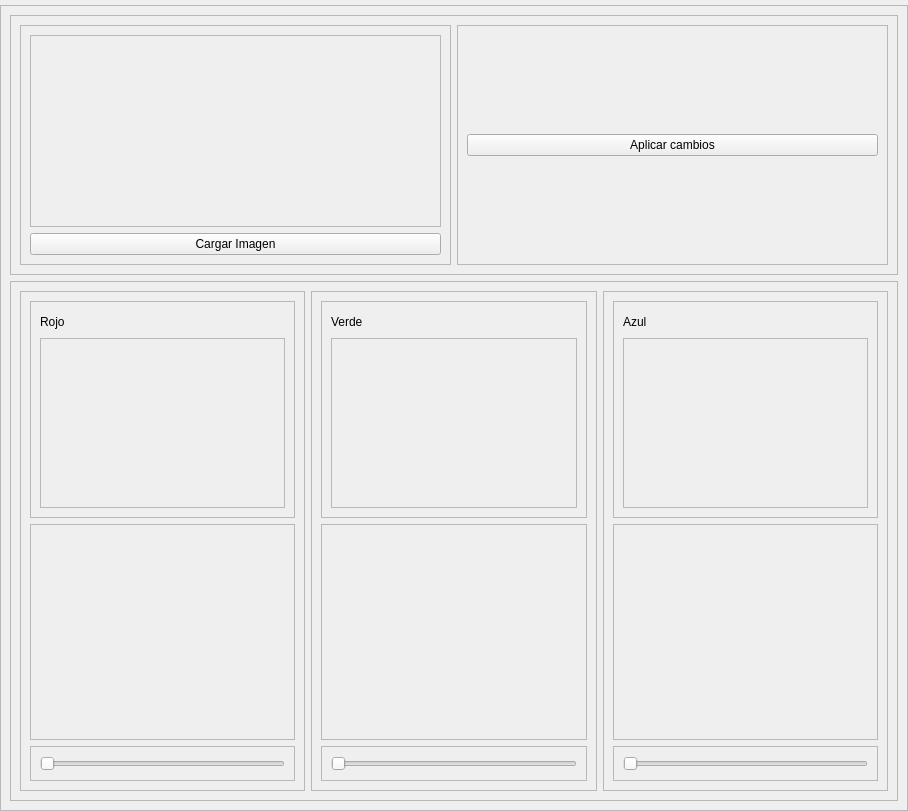
The window that gui_main.ui (leninrkb/editor-espectros-rgb-python) describes before a commit, drawn with Qt 5.
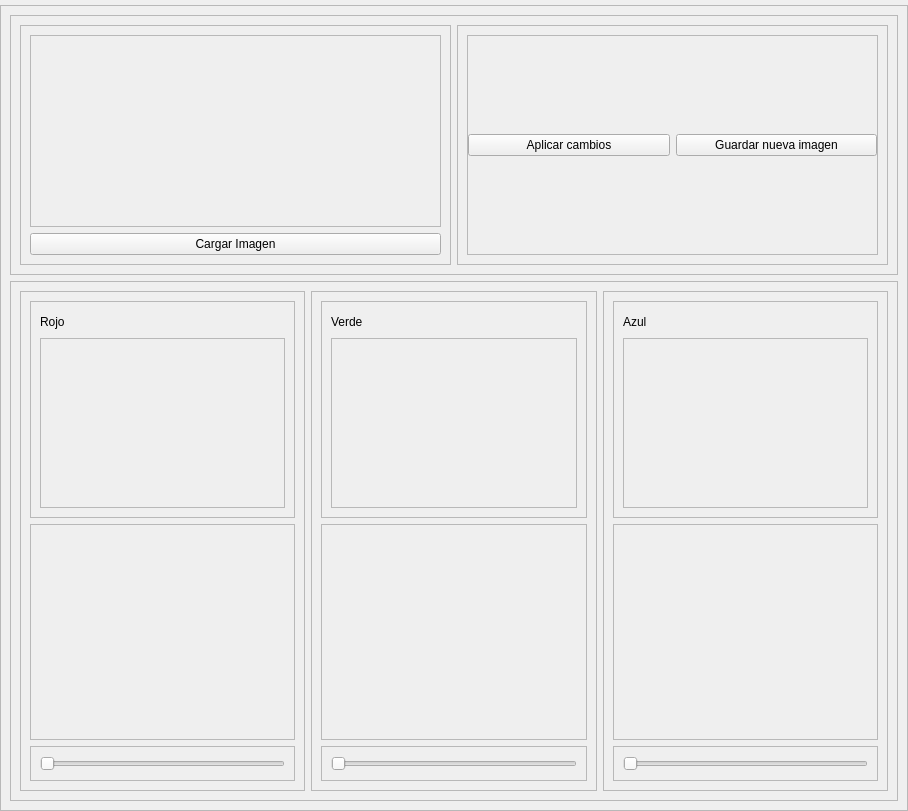
The same window after the commit.

Commit message: ui guardar nueva imagen

```diff
--- a/gui_main.ui
+++ b/gui_main.ui
@@ -94,15 +94,49 @@
             <property name="frameShadow">
              <enum>QFrame::Raised</enum>
             </property>
-            <layout class="QVBoxLayout" name="verticalLayout_15">
+            <layout class="QVBoxLayout" name="verticalLayout_15" stretch="2,0">
              <item>
               <layout class="QVBoxLayout" name="verticalLayout_img_resultante"/>
              </item>
              <item>
-              <widget class="QPushButton" name="pushButton_aplicar_cambios">
-               <property name="text">
-                <string>Aplicar cambios</string>
+              <widget class="QFrame" name="frame">
+               <property name="frameShape">
+                <enum>QFrame::StyledPanel</enum>
                </property>
+               <property name="frameShadow">
+                <enum>QFrame::Raised</enum>
+               </property>
+               <property name="lineWidth">
+                <number>0</number>
+               </property>
+               <layout class="QHBoxLayout" name="horizontalLayout_3">
+                <property name="leftMargin">
+                 <number>0</number>
+                </property>
+                <property name="topMargin">
+                 <number>0</number>
+                </property>
+                <property name="rightMargin">
+                 <number>0</number>
+                </property>
+                <property name="bottomMargin">
+                 <number>0</number>
+                </property>
+                <item>
+                 <widget class="QPushButton" name="pushButton_aplicar_cambios">
+                  <property name="text">
+                   <string>Aplicar cambios</string>
+                  </property>
+                 </widget>
+                </item>
+                <item>
+                 <widget class="QPushButton" name="pushButton_guardar_resultante">
+                  <property name="text">
+                   <string>Guardar nueva imagen</string>
+                  </property>
+                 </widget>
+                </item>
+               </layout>
               </widget>
              </item>
             </layout>
```
